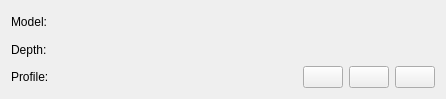
KDE/krita, file krita/ui/forms/wdgcolorspaceselector.ui: the form before one commit.
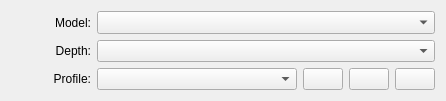
The form after the commit. Custom widgets are drawn as their Qt base class.

Commit message:
Fix the alignment of labels in dialogs
Patch by Juan Palacios

```diff
--- a/krita/ui/forms/wdgcolorspaceselector.ui
+++ b/krita/ui/forms/wdgcolorspaceselector.ui
@@ -6,8 +6,8 @@
    <rect>
     <x>0</x>
     <y>0</y>
-    <width>338</width>
-    <height>99</height>
+    <width>438</width>
+    <height>101</height>
    </rect>
   </property>
   <layout class="QGridLayout" name="gridLayout">
@@ -22,13 +22,16 @@
      <property name="text">
       <string>Model:</string>
      </property>
+     <property name="alignment">
+      <set>Qt::AlignRight|Qt::AlignTrailing|Qt::AlignVCenter</set>
+     </property>
      <property name="buddy">
       <cstring>cmbColorModels</cstring>
      </property>
     </widget>
    </item>
    <item row="0" column="1">
-    <widget class="KisCmbIDList" name="cmbColorModels" native="true">
+    <widget class="KisCmbIDList" name="cmbColorModels">
      <property name="sizePolicy">
       <sizepolicy hsizetype="Expanding" vsizetype="Preferred">
        <horstretch>0</horstretch>
@@ -48,13 +51,16 @@
      <property name="text">
       <string>Depth:</string>
      </property>
+     <property name="alignment">
+      <set>Qt::AlignRight|Qt::AlignTrailing|Qt::AlignVCenter</set>
+     </property>
      <property name="buddy">
       <cstring>cmbColorModels</cstring>
      </property>
     </widget>
    </item>
    <item row="1" column="1">
-    <widget class="KisCmbIDList" name="cmbColorDepth" native="true">
+    <widget class="KisCmbIDList" name="cmbColorDepth">
      <property name="sizePolicy">
       <sizepolicy hsizetype="Expanding" vsizetype="Preferred">
        <horstretch>0</horstretch>
@@ -76,13 +82,16 @@
        <property name="text">
         <string>Profile:</string>
        </property>
+       <property name="alignment">
+        <set>Qt::AlignRight|Qt::AlignTrailing|Qt::AlignVCenter</set>
+       </property>
        <property name="buddy">
         <cstring>cmbProfile</cstring>
        </property>
       </widget>
      </item>
      <item>
-      <widget class="SqueezedComboBox" name="cmbProfile" native="true">
+      <widget class="SqueezedComboBox" name="cmbProfile">
        <property name="sizePolicy">
         <sizepolicy hsizetype="Expanding" vsizetype="Fixed">
          <horstretch>0</horstretch>
@@ -143,13 +152,13 @@
  <customwidgets>
   <customwidget>
    <class>KisCmbIDList</class>
-   <extends>QWidget</extends>
+   <extends>QComboBox</extends>
    <header>widgets/kis_cmb_idlist.h</header>
   </customwidget>
   <customwidget>
    <class>SqueezedComboBox</class>
-   <extends>QWidget</extends>
-   <header>widgets/squeezedcombobox.h</header>
+   <extends>QComboBox</extends>
+   <header>squeezedcombobox.h</header>
   </customwidget>
  </customwidgets>
  <resources/>
```
The commit also changes 71 other files.
